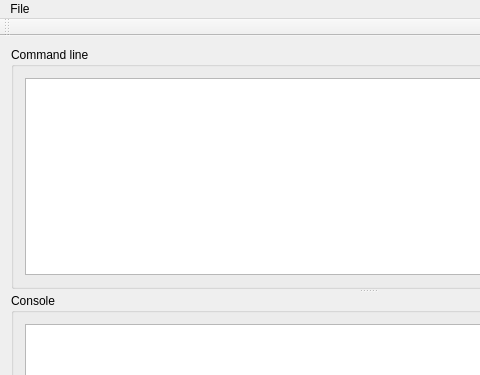
Above: CalcApp/calcapp.ui from grzegorz-kap/Calc before the change; both pictures show x 0 to 480 and y 0 to 375 of the 735 by 568 pixel window. Below: the same form after it.
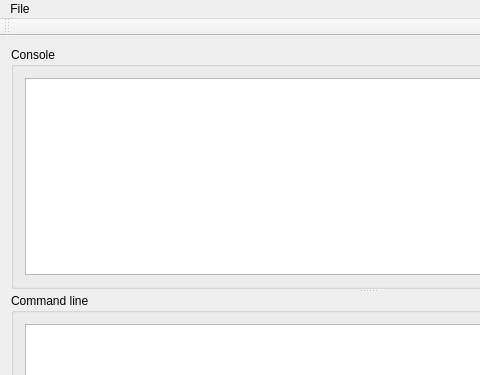
That is the form after the change. Custom widgets are drawn as their Qt base class.

Commit message: Auto scroll in console

```diff
--- a/CalcApp/calcapp.ui
+++ b/CalcApp/calcapp.ui
@@ -19,26 +19,38 @@
      <layout class="QHBoxLayout" name="horizontalLayout_3">
       <item>
        <widget class="QSplitter" name="splitter">
+        <property name="mouseTracking">
+         <bool>true</bool>
+        </property>
+        <property name="layoutDirection">
+         <enum>Qt::LeftToRight</enum>
+        </property>
+        <property name="autoFillBackground">
+         <bool>false</bool>
+        </property>
+        <property name="frameShadow">
+         <enum>QFrame::Sunken</enum>
+        </property>
         <property name="orientation">
          <enum>Qt::Vertical</enum>
         </property>
         <widget class="QGroupBox" name="groupBox">
          <property name="title">
-          <string>Command line</string>
+          <string>Console</string>
          </property>
          <layout class="QHBoxLayout" name="horizontalLayout">
           <item>
-           <widget class="CommandLine" name="commandLine"/>
+           <widget class="Console" name="console"/>
           </item>
          </layout>
         </widget>
         <widget class="QGroupBox" name="groupBox_2">
          <property name="title">
-          <string>Console</string>
+          <string>Command line</string>
          </property>
          <layout class="QHBoxLayout" name="horizontalLayout_2">
           <item>
-           <widget class="QTextEdit" name="console"/>
+           <widget class="CommandLine" name="commandLine"/>
           </item>
          </layout>
         </widget>
@@ -79,7 +91,12 @@
   <customwidget>
    <class>CommandLine</class>
    <extends>QPlainTextEdit</extends>
-   <header>commandline.h</header>
+   <header location="global">commandline.h</header>
+  </customwidget>
+  <customwidget>
+   <class>Console</class>
+   <extends>QTextEdit</extends>
+   <header>console.h</header>
   </customwidget>
  </customwidgets>
  <resources>
```
Left out of the diff: 5 changed lines with no effect on the pictures. The commit also changes 12 other files.
